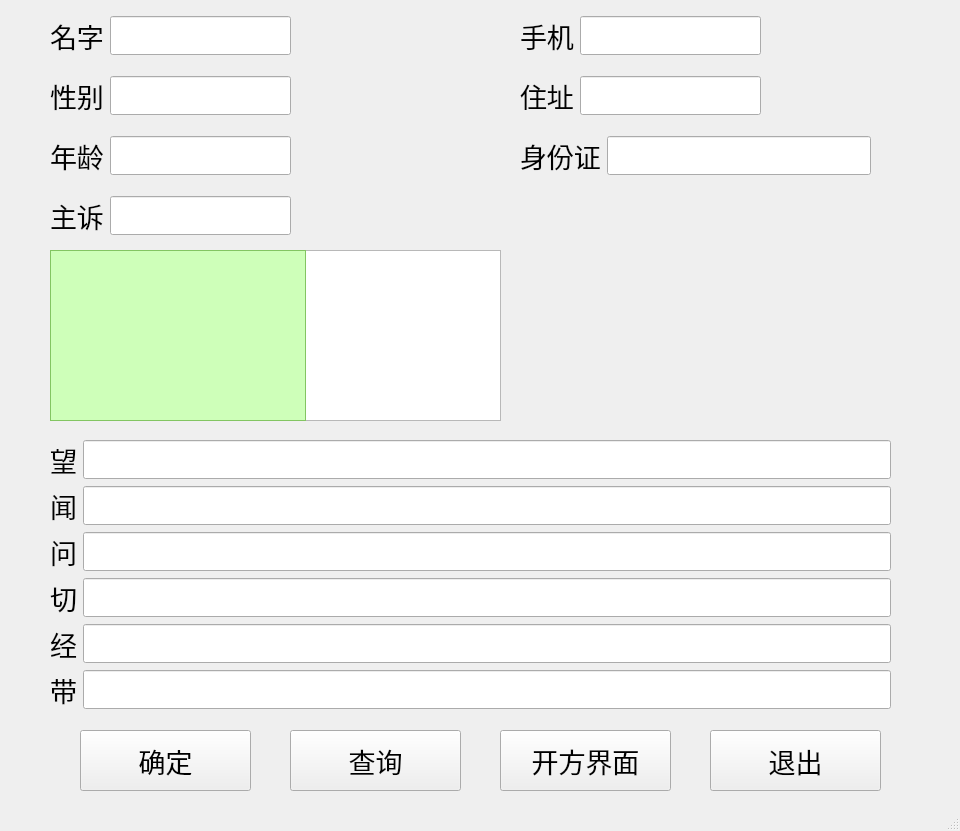
DefJia/TCM-Retrieval-System, file UI/information.ui: the form before one commit.
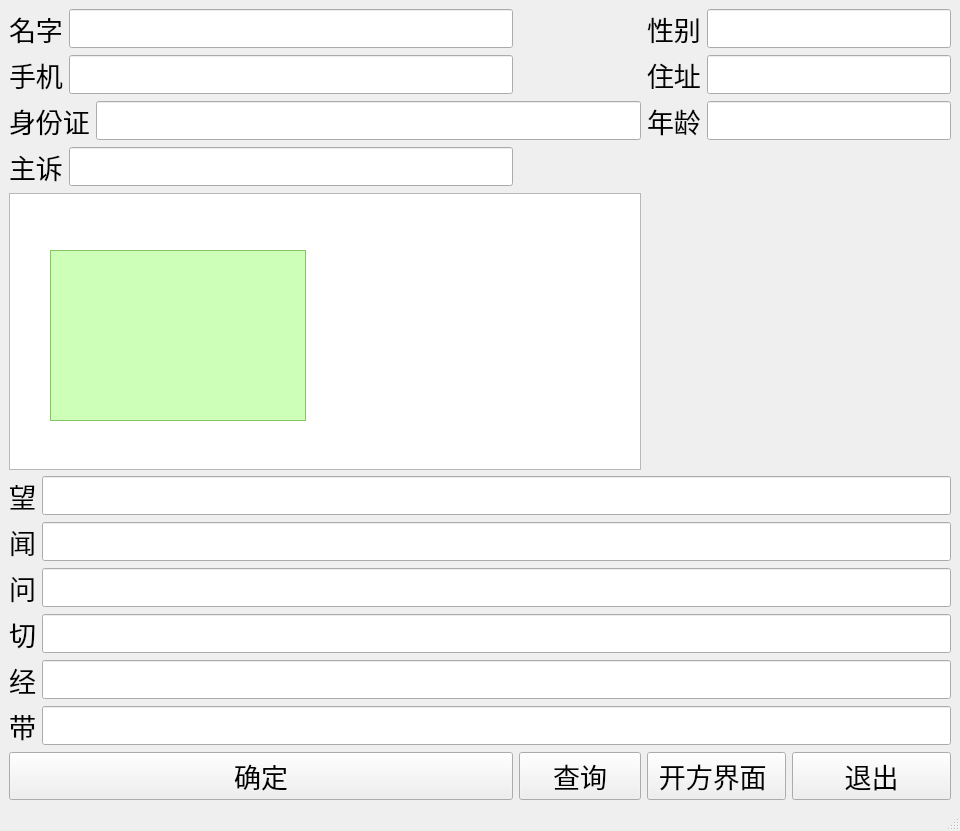
The form after the commit.

```diff
--- a/UI/information.ui
+++ b/UI/information.ui
@@ -14,291 +14,371 @@
    <string>MainWindow</string>
   </property>
   <widget class="QWidget" name="centralwidget">
-   <widget class="QPushButton" name="IButtonYes">
-    <property name="geometry">
-     <rect>
-      <x>80</x>
-      <y>730</y>
-      <width>171</width>
-      <height>61</height>
-     </rect>
-    </property>
-    <property name="font">
-     <font>
-      <pointsize>20</pointsize>
-     </font>
-    </property>
-    <property name="text">
-     <string>确定</string>
-    </property>
-   </widget>
-   <widget class="QWidget" name="horizontalLayoutWidget">
-    <property name="geometry">
-     <rect>
-      <x>50</x>
-      <y>0</y>
-      <width>241</width>
-      <height>71</height>
-     </rect>
-    </property>
-    <layout class="QHBoxLayout" name="horizontalLayout">
-     <item>
-      <widget class="QLabel" name="label">
-       <property name="font">
-        <font>
-         <pointsize>20</pointsize>
-        </font>
-       </property>
-       <property name="text">
-        <string>名字</string>
-       </property>
-      </widget>
-     </item>
-     <item>
-      <widget class="QLineEdit" name="lineName">
-       <property name="font">
-        <font>
-         <pointsize>20</pointsize>
-        </font>
-       </property>
-      </widget>
-     </item>
-    </layout>
-   </widget>
-   <widget class="QWidget" name="horizontalLayoutWidget_2">
-    <property name="geometry">
-     <rect>
-      <x>50</x>
-      <y>60</y>
-      <width>241</width>
-      <height>71</height>
-     </rect>
-    </property>
-    <layout class="QHBoxLayout" name="horizontalLayout_2">
-     <item>
-      <widget class="QLabel" name="label_9">
-       <property name="font">
-        <font>
-         <pointsize>20</pointsize>
-        </font>
-       </property>
-       <property name="text">
-        <string>性别</string>
-       </property>
-      </widget>
-     </item>
-     <item>
-      <widget class="QLineEdit" name="lineGender">
-       <property name="font">
-        <font>
-         <pointsize>20</pointsize>
-        </font>
-       </property>
-      </widget>
-     </item>
-    </layout>
-   </widget>
-   <widget class="QWidget" name="horizontalLayoutWidget_3">
-    <property name="geometry">
-     <rect>
-      <x>50</x>
-      <y>120</y>
-      <width>241</width>
-      <height>71</height>
-     </rect>
-    </property>
-    <layout class="QHBoxLayout" name="horizontalLayout_3">
-     <item>
-      <widget class="QLabel" name="label_10">
-       <property name="font">
-        <font>
-         <pointsize>20</pointsize>
-        </font>
-       </property>
-       <property name="text">
-        <string>年龄</string>
-       </property>
-      </widget>
-     </item>
-     <item>
-      <widget class="QLineEdit" name="lineAge">
-       <property name="font">
-        <font>
-         <pointsize>20</pointsize>
-        </font>
-       </property>
-      </widget>
-     </item>
-    </layout>
-   </widget>
-   <widget class="QWidget" name="horizontalLayoutWidget_4">
-    <property name="geometry">
-     <rect>
-      <x>520</x>
-      <y>0</y>
-      <width>241</width>
-      <height>71</height>
-     </rect>
-    </property>
-    <layout class="QHBoxLayout" name="horizontalLayout_4">
-     <item>
-      <widget class="QLabel" name="label_11">
-       <property name="font">
-        <font>
-         <pointsize>20</pointsize>
-        </font>
-       </property>
-       <property name="text">
-        <string>手机</string>
-       </property>
-      </widget>
-     </item>
-     <item>
-      <widget class="QLineEdit" name="linePhone">
-       <property name="font">
-        <font>
-         <pointsize>20</pointsize>
-        </font>
-       </property>
-      </widget>
-     </item>
-    </layout>
-   </widget>
-   <widget class="QWidget" name="horizontalLayoutWidget_5">
-    <property name="geometry">
-     <rect>
-      <x>520</x>
-      <y>60</y>
-      <width>241</width>
-      <height>71</height>
-     </rect>
-    </property>
-    <layout class="QHBoxLayout" name="horizontalLayout_5">
-     <item>
-      <widget class="QLabel" name="label_12">
-       <property name="font">
-        <font>
-         <pointsize>20</pointsize>
-        </font>
-       </property>
-       <property name="text">
-        <string>住址</string>
-       </property>
-      </widget>
-     </item>
-     <item>
-      <widget class="QLineEdit" name="lineAddress">
-       <property name="font">
-        <font>
-         <pointsize>20</pointsize>
-        </font>
-       </property>
-      </widget>
-     </item>
-    </layout>
-   </widget>
-   <widget class="QWidget" name="horizontalLayoutWidget_6">
-    <property name="geometry">
-     <rect>
-      <x>520</x>
-      <y>120</y>
-      <width>351</width>
-      <height>71</height>
-     </rect>
-    </property>
-    <layout class="QHBoxLayout" name="horizontalLayout_6">
-     <item>
-      <widget class="QLabel" name="label_13">
-       <property name="font">
-        <font>
-         <pointsize>20</pointsize>
-        </font>
-       </property>
-       <property name="text">
-        <string>身份证</string>
-       </property>
-      </widget>
-     </item>
-     <item>
-      <widget class="QLineEdit" name="lineIdentitynum">
-       <property name="font">
-        <font>
-         <pointsize>20</pointsize>
-        </font>
-       </property>
-      </widget>
-     </item>
-    </layout>
-   </widget>
-   <widget class="QWidget" name="horizontalLayoutWidget_7">
-    <property name="geometry">
-     <rect>
-      <x>50</x>
-      <y>180</y>
-      <width>241</width>
-      <height>71</height>
-     </rect>
-    </property>
-    <layout class="QHBoxLayout" name="horizontalLayout_7">
-     <item>
-      <widget class="QLabel" name="label_14">
-       <property name="font">
-        <font>
-         <pointsize>20</pointsize>
-        </font>
-       </property>
-       <property name="text">
-        <string>主诉</string>
-       </property>
-      </widget>
-     </item>
-     <item>
-      <widget class="QLineEdit" name="lineSymptom">
-       <property name="font">
-        <font>
-         <pointsize>20</pointsize>
-        </font>
-       </property>
-      </widget>
-     </item>
-    </layout>
-   </widget>
-   <widget class="QPushButton" name="IButtonInquire">
-    <property name="geometry">
-     <rect>
-      <x>290</x>
-      <y>730</y>
-      <width>171</width>
-      <height>61</height>
-     </rect>
-    </property>
-    <property name="font">
-     <font>
-      <pointsize>20</pointsize>
-     </font>
-    </property>
-    <property name="text">
-     <string>查询</string>
-    </property>
-   </widget>
-   <widget class="QPushButton" name="IButtonOut">
-    <property name="geometry">
-     <rect>
-      <x>710</x>
-      <y>730</y>
-      <width>171</width>
-      <height>61</height>
-     </rect>
-    </property>
-    <property name="font">
-     <font>
-      <pointsize>20</pointsize>
-     </font>
-    </property>
-    <property name="text">
-     <string>退出</string>
-    </property>
-   </widget>
+   <layout class="QGridLayout" name="gridLayout">
+    <item row="0" column="0">
+     <layout class="QHBoxLayout" name="horizontalLayout">
+      <item>
+       <widget class="QLabel" name="label">
+        <property name="font">
+         <font>
+          <pointsize>20</pointsize>
+         </font>
+        </property>
+        <property name="text">
+         <string>名字</string>
+        </property>
+       </widget>
+      </item>
+      <item>
+       <widget class="QLineEdit" name="lineName">
+        <property name="font">
+         <font>
+          <pointsize>20</pointsize>
+         </font>
+        </property>
+       </widget>
+      </item>
+     </layout>
+    </item>
+    <item row="1" column="0">
+     <layout class="QHBoxLayout" name="horizontalLayout_2">
+      <item>
+       <widget class="QLabel" name="label_11">
+        <property name="font">
+         <font>
+          <pointsize>20</pointsize>
+         </font>
+        </property>
+        <property name="text">
+         <string>手机</string>
+        </property>
+       </widget>
+      </item>
+      <item>
+       <widget class="QLineEdit" name="linePhone">
+        <property name="font">
+         <font>
+          <pointsize>20</pointsize>
+         </font>
+        </property>
+       </widget>
+      </item>
+     </layout>
+    </item>
+    <item row="5" column="0" colspan="5">
+     <layout class="QFormLayout" name="formLayout">
+      <item row="0" column="0">
+       <widget class="QLabel" name="label_8">
+        <property name="font">
+         <font>
+          <pointsize>20</pointsize>
+         </font>
+        </property>
+        <property name="text">
+         <string>望</string>
+        </property>
+       </widget>
+      </item>
+      <item row="0" column="1">
+       <widget class="QLineEdit" name="lineLook">
+        <property name="font">
+         <font>
+          <pointsize>20</pointsize>
+         </font>
+        </property>
+       </widget>
+      </item>
+      <item row="1" column="0">
+       <widget class="QLabel" name="label_15">
+        <property name="font">
+         <font>
+          <pointsize>20</pointsize>
+         </font>
+        </property>
+        <property name="text">
+         <string>闻</string>
+        </property>
+       </widget>
+      </item>
+      <item row="1" column="1">
+       <widget class="QLineEdit" name="lineListen">
+        <property name="font">
+         <font>
+          <pointsize>20</pointsize>
+         </font>
+        </property>
+       </widget>
+      </item>
+      <item row="2" column="0">
+       <widget class="QLabel" name="label_16">
+        <property name="font">
+         <font>
+          <pointsize>20</pointsize>
+         </font>
+        </property>
+        <property name="text">
+         <string>问</string>
+        </property>
+       </widget>
+      </item>
+      <item row="2" column="1">
+       <widget class="QLineEdit" name="lineQuestion">
+        <property name="font">
+         <font>
+          <pointsize>20</pointsize>
+         </font>
+        </property>
+       </widget>
+      </item>
+      <item row="3" column="0">
+       <widget class="QLabel" name="label_17">
+        <property name="font">
+         <font>
+          <pointsize>20</pointsize>
+         </font>
+        </property>
+        <property name="text">
+         <string>切</string>
+        </property>
+       </widget>
+      </item>
+      <item row="3" column="1">
+       <widget class="QLineEdit" name="lineFeel">
+        <property name="font">
+         <font>
+          <pointsize>20</pointsize>
+         </font>
+        </property>
+       </widget>
+      </item>
+      <item row="4" column="0">
+       <widget class="QLabel" name="label_18">
+        <property name="font">
+         <font>
+          <pointsize>20</pointsize>
+         </font>
+        </property>
+        <property name="text">
+         <string>经</string>
+        </property>
+       </widget>
+      </item>
+      <item row="4" column="1">
+       <widget class="QLineEdit" name="lineMenstruation">
+        <property name="font">
+         <font>
+          <pointsize>20</pointsize>
+         </font>
+        </property>
+       </widget>
+      </item>
+      <item row="5" column="0">
+       <widget class="QLabel" name="label_19">
+        <property name="font">
+         <font>
+          <pointsize>20</pointsize>
+         </font>
+        </property>
+        <property name="text">
+         <string>带</string>
+        </property>
+       </widget>
+      </item>
+      <item row="5" column="1">
+       <widget class="QLineEdit" name="lineLeucorrhoea">
+        <property name="font">
+         <font>
+          <pointsize>20</pointsize>
+         </font>
+        </property>
+       </widget>
+      </item>
+     </layout>
+    </item>
+    <item row="2" column="0" colspan="2">
+     <layout class="QHBoxLayout" name="horizontalLayout_3">
+      <item>
+       <widget class="QLabel" name="label_13">
+        <property name="font">
+         <font>
+          <pointsize>20</pointsize>
+         </font>
+        </property>
+        <property name="text">
+         <string>身份证</string>
+        </property>
+       </widget>
+      </item>
+      <item>
+       <widget class="QLineEdit" name="lineIdentitynum">
+        <property name="font">
+         <font>
+          <pointsize>20</pointsize>
+         </font>
+        </property>
+       </widget>
+      </item>
+     </layout>
+    </item>
+    <item row="3" column="0">
+     <layout class="QHBoxLayout" name="horizontalLayout_7">
+      <item>
+       <widget class="QLabel" name="label_14">
+        <property name="font">
+         <font>
+          <pointsize>20</pointsize>
+         </font>
+        </property>
+        <property name="text">
+         <string>主诉</string>
+        </property>
+       </widget>
+      </item>
+      <item>
+       <widget class="QLineEdit" name="lineSymptom">
+        <property name="font">
+         <font>
+          <pointsize>20</pointsize>
+         </font>
+        </property>
+       </widget>
+      </item>
+     </layout>
+    </item>
+    <item row="6" column="0">
+     <widget class="QPushButton" name="IButtonYes">
+      <property name="font">
+       <font>
+        <pointsize>20</pointsize>
+       </font>
+      </property>
+      <property name="text">
+       <string>确定</string>
+      </property>
+     </widget>
+    </item>
+    <item row="6" column="2">
+     <widget class="QPushButton" name="IButtonGetinUI">
+      <property name="font">
+       <font>
+        <pointsize>20</pointsize>
+       </font>
+      </property>
+      <property name="text">
+       <string> 开方界面  </string>
+      </property>
+     </widget>
+    </item>
+    <item row="6" column="3" colspan="2">
+     <widget class="QPushButton" name="IButtonOut">
+      <property name="font">
+       <font>
+        <pointsize>20</pointsize>
+       </font>
+      </property>
+      <property name="text">
+       <string>    退出    </string>
+      </property>
+     </widget>
+    </item>
+    <item row="6" column="1">
+     <widget class="QPushButton" name="IButtonInquire">
+      <property name="font">
+       <font>
+        <pointsize>20</pointsize>
+       </font>
+      </property>
+      <property name="text">
+       <string>    查询    </string>
+      </property>
+     </widget>
+    </item>
+    <item row="4" column="0" colspan="2">
+     <widget class="QTableWidget" name="tablewidgetMainSymptom">
+      <attribute name="horizontalHeaderVisible">
+       <bool>false</bool>
+      </attribute>
+      <attribute name="verticalHeaderVisible">
+       <bool>false</bool>
+      </attribute>
+     </widget>
+    </item>
+    <item row="2" column="2" colspan="3">
+     <layout class="QHBoxLayout" name="horizontalLayout_6">
+      <item>
+       <widget class="QLabel" name="label_10">
+        <property name="font">
+         <font>
+          <pointsize>20</pointsize>
+         </font>
+        </property>
+        <property name="text">
+         <string>年龄</string>
+        </property>
+       </widget>
+      </item>
+      <item>
+       <widget class="QLineEdit" name="lineAge">
+        <property name="font">
+         <font>
+          <pointsize>20</pointsize>
+         </font>
+        </property>
+       </widget>
+      </item>
+     </layout>
+    </item>
+    <item row="1" column="2" colspan="3">
+     <layout class="QHBoxLayout" name="horizontalLayout_5">
+      <item>
+       <widget class="QLabel" name="label_12">
+        <property name="font">
+         <font>
+          <pointsize>20</pointsize>
+         </font>
+        </property>
+        <property name="text">
+         <string>住址</string>
+        </property>
+       </widget>
+      </item>
+      <item>
+       <widget class="QLineEdit" name="lineAddress">
+        <property name="font">
+         <font>
+          <pointsize>20</pointsize>
+         </font>
+        </property>
+       </widget>
+      </item>
+     </layout>
+    </item>
+    <item row="0" column="2" colspan="3">
+     <layout class="QHBoxLayout" name="horizontalLayout_4">
+      <item>
+       <widget class="QLabel" name="label_9">
+        <property name="font">
+         <font>
+          <pointsize>20</pointsize>
+         </font>
+        </property>
+        <property name="text">
+         <string>性别</string>
+        </property>
+       </widget>
+      </item>
+      <item>
+       <widget class="QLineEdit" name="lineGender">
+        <property name="font">
+         <font>
+          <pointsize>20</pointsize>
+         </font>
+        </property>
+       </widget>
+      </item>
+     </layout>
+    </item>
+   </layout>
    <widget class="QTableWidget" name="option">
     <property name="geometry">
      <rect>
@@ -733,179 +813,6 @@
      <bool>false</bool>
     </attribute>
    </widget>
-   <widget class="QWidget" name="layoutWidget">
-    <property name="geometry">
-     <rect>
-      <x>50</x>
-      <y>440</y>
-      <width>841</width>
-      <height>289</height>
-     </rect>
-    </property>
-    <layout class="QFormLayout" name="formLayout">
-     <item row="0" column="0">
-      <widget class="QLabel" name="label_8">
-       <property name="font">
-        <font>
-         <pointsize>20</pointsize>
-        </font>
-       </property>
-       <property name="text">
-        <string>望</string>
-       </property>
-      </widget>
-     </item>
-     <item row="0" column="1">
-      <widget class="QLineEdit" name="lineLook">
-       <property name="font">
-        <font>
-         <pointsize>20</pointsize>
-        </font>
-       </property>
-      </widget>
-     </item>
-     <item row="1" column="0">
-      <widget class="QLabel" name="label_15">
-       <property name="font">
-        <font>
-         <pointsize>20</pointsize>
-        </font>
-       </property>
-       <property name="text">
-        <string>闻</string>
-       </property>
-      </widget>
-     </item>
-     <item row="1" column="1">
-      <widget class="QLineEdit" name="lineListen">
-       <property name="font">
-        <font>
-         <pointsize>20</pointsize>
-        </font>
-       </property>
-      </widget>
-     </item>
-     <item row="2" column="0">
-      <widget class="QLabel" name="label_16">
-       <property name="font">
-        <font>
-         <pointsize>20</pointsize>
-        </font>
-       </property>
-       <property name="text">
-        <string>问</string>
-       </property>
-      </widget>
-     </item>
-     <item row="2" column="1">
-      <widget class="QLineEdit" name="lineQuestion">
-       <property name="font">
-        <font>
-         <pointsize>20</pointsize>
-        </font>
-       </property>
-      </widget>
-     </item>
-     <item row="3" column="0">
-      <widget class="QLabel" name="label_17">
-       <property name="font">
-        <font>
-         <pointsize>20</pointsize>
-        </font>
-       </property>
-       <property name="text">
-        <string>切</string>
-       </property>
-      </widget>
-     </item>
-     <item row="3" column="1">
-      <widget class="QLineEdit" name="lineFeel">
-       <property name="font">
-        <font>
-         <pointsize>20</pointsize>
-        </font>
-       </property>
-      </widget>
-     </item>
-     <item row="4" column="0">
-      <widget class="QLabel" name="label_18">
-       <property name="font">
-        <font>
-         <pointsize>20</pointsize>
-        </font>
-       </property>
-       <property name="text">
-        <string>经</string>
-       </property>
-      </widget>
-     </item>
-     <item row="4" column="1">
-      <widget class="QLineEdit" name="lineMenstruation">
-       <property name="font">
-        <font>
-         <pointsize>20</pointsize>
-        </font>
-       </property>
-      </widget>
-     </item>
-     <item row="5" column="0">
-      <widget class="QLabel" name="label_19">
-       <property name="font">
-        <font>
-         <pointsize>20</pointsize>
-        </font>
-       </property>
-       <property name="text">
-        <string>带</string>
-       </property>
-      </widget>
-     </item>
-     <item row="5" column="1">
-      <widget class="QLineEdit" name="lineLeucorrhoea">
-       <property name="font">
-        <font>
-         <pointsize>20</pointsize>
-        </font>
-       </property>
-      </widget>
-     </item>
-    </layout>
-   </widget>
-   <widget class="QTableWidget" name="tablewidgetMainSymptom">
-    <property name="geometry">
-     <rect>
-      <x>50</x>
-      <y>250</y>
-      <width>451</width>
-      <height>171</height>
-     </rect>
-    </property>
-    <attribute name="horizontalHeaderVisible">
-     <bool>false</bool>
-    </attribute>
-    <attribute name="verticalHeaderVisible">
-     <bool>false</bool>
-    </attribute>
-   </widget>
-   <widget class="QPushButton" name="IButtonGetinUI">
-    <property name="geometry">
-     <rect>
-      <x>500</x>
-      <y>730</y>
-      <width>171</width>
-      <height>61</height>
-     </rect>
-    </property>
-    <property name="font">
-     <font>
-      <pointsize>20</pointsize>
-     </font>
-    </property>
-    <property name="text">
-     <string>开方界面</string>
-    </property>
-   </widget>
-   <zorder>IButtonYes</zorder>
    <zorder>horizontalLayoutWidget</zorder>
    <zorder>horizontalLayoutWidget_2</zorder>
    <zorder>horizontalLayoutWidget_3</zorder>
```
Left out of the diff: 5 changed lines with no effect on the pictures.
